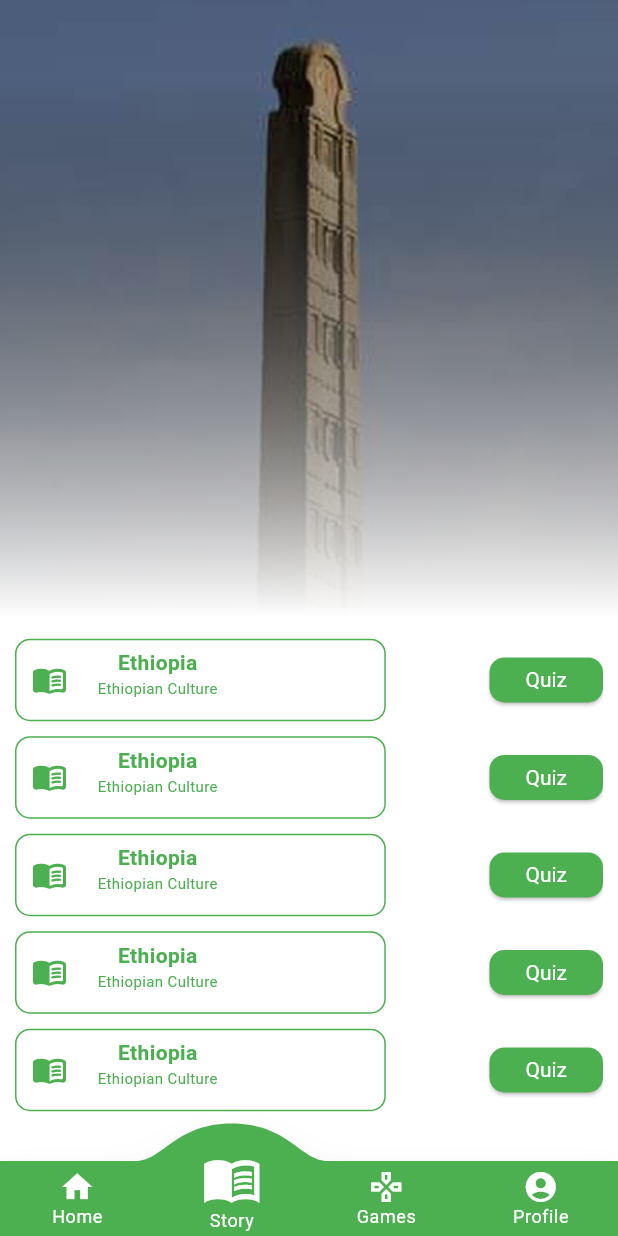
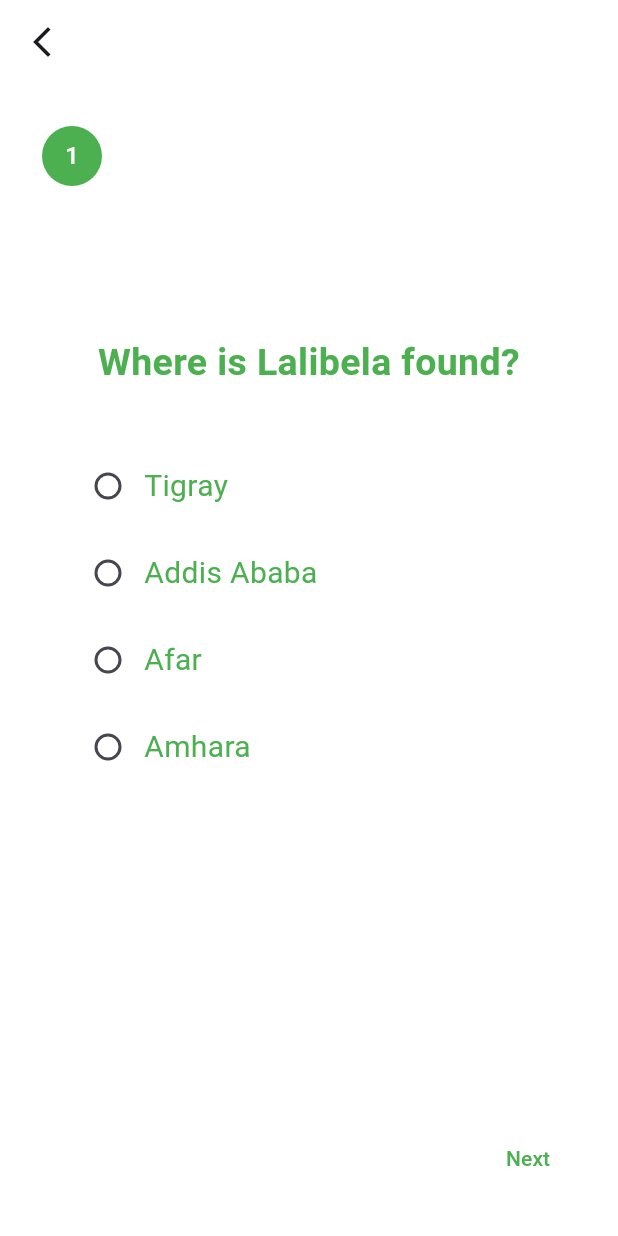
Before and after one commit to nahommb/edutainment-app, a Flutter app: the HomeScreen screen opened by its route, item 2 of the bottom bar chosen, after a tap on "Quiz", on a phone screen of 412 x 824 dp. Run offline on Flutter 3.47's test engine with Material 3 defaults, Android fonts, the phone set to English and light mode, and no system bars; drawn by our look-alikes of convex_bottom_bar; our stand-ins replace hydrated_bloc, smooth_page_indicator.

Commit message:
finish quiz screen

```diff
--- a/lib/main.dart
+++ b/lib/main.dart
@@ -3,6 +3,7 @@ import 'package:edutainment_app/presentation/screens/home_screen.dart';
 
 
 import 'package:edutainment_app/presentation/screens/login_signup.dart';
+import 'package:edutainment_app/presentation/screens/quiz_screen.dart';
 import 'package:edutainment_app/presentation/screens/story_reading_screen.dart';
 
 import 'package:flutter/material.dart';
@@ -22,6 +23,7 @@ class MyApp extends StatelessWidget {
       routes: {
        HomeScreen.routeName:(context)=>HomeScreen(),
         PuzzleScreen.routeName:(context)=>PuzzleScreen(),
+        QuizScreen.routeName:(context)=>QuizScreen(),
       },
 
     );
--- /dev/null
+++ b/lib/presentation/screens/quiz_screen.dart
@@ -0,0 +1,105 @@
+import 'package:edutainment_app/core/theme/colors_data.dart';
+import 'package:flutter/material.dart';
+
+class QuizScreen extends StatefulWidget {
+  static final routeName = 'quiz_screen';
+  const QuizScreen({super.key});
+
+  @override
+  State<QuizScreen> createState() => _QuizScreenState();
+}
+
+class _QuizScreenState extends State<QuizScreen> {
+  // Group value to keep track of selected answer
+  int selectedOption = -1;
+
+  final List<String> options = [
+    'Tigray',
+    'Addis Ababa',
+    'Afar',
+    'Amhara', // ✅ Correct one
+  ];
+
+  @override
+  Widget build(BuildContext context) {
+    return Scaffold(
+      appBar: AppBar(
+        backgroundColor: Colors.transparent,
+        leading: IconButton(
+          onPressed: () {
+            Navigator.pop(context);
+          },
+          icon: Icon(Icons.arrow_back_ios_new),
+        ),
+      ),
+      body: Container(
+        width: double.infinity,
+        child: Padding(
+          padding: const EdgeInsets.all(28.0),
+          child: Column(
+            crossAxisAlignment: CrossAxisAlignment.start,
+            children: [
+              CircleAvatar(
+                child: Text('1'),
+                backgroundColor: AppColors.primary,
+                foregroundColor: AppColors.lightBackground,
+              ),
+              SizedBox(height: 100),
+              Container(
+                width: double.infinity,
+                child: Column(
+                  crossAxisAlignment: CrossAxisAlignment.center,
+                  children: [
+                    Text(
+                      'Where is Lalibela found?',
+                      style: TextStyle(
+                        fontSize: 25,
+                        color: AppColors.primary,
+                        fontWeight: FontWeight.bold,
+                      ),
+                      textAlign: TextAlign.center,
+                    ),
+                    SizedBox(height: 30),
+                    ...List.generate(options.length, (index) {
+                      return Padding(
+                        padding: const EdgeInsets.only(left: 20.0, top: 10),
+                        child: Row(
+                          children: [
+                            Radio<int>(
+                              value: index,
+                              groupValue: selectedOption,
+                              onChanged: (val) {
+                                setState(() {
+                                  selectedOption = val!;
+                                });
+                              },
+                              activeColor: AppColors.primary,
+                            ),
+                            Text(
+                              options[index],
+                              style: TextStyle(
+                                fontSize: 20,
+                                color: AppColors.primary,
+                              ),
+                            ),
+                          ],
+                        ),
+                      );
+                    }),
+                  ],
+                ),
+              ),
+              Spacer(),
+              Row(
+                mainAxisAlignment: MainAxisAlignment.end,
+                children: [
+                  TextButton(onPressed: (){}, child: Text('Next',style: TextStyle(color: AppColors.primary),))
+                ],
+              )
+            ],
+          ),
+        ),
+      ),
+    );
+  }
+}
--- a/lib/presentation/screens/story_screen.dart
+++ b/lib/presentation/screens/story_screen.dart
@@ -1,3 +1,4 @@
+import 'package:edutainment_app/presentation/screens/quiz_screen.dart';
 import 'package:edutainment_app/presentation/screens/story_reading_screen.dart';
 import 'package:flutter/material.dart';
 
@@ -84,7 +85,9 @@ class StoryScreen extends StatelessWidget {
                           SizedBox(
                             height: 30,
 
-                            child: ElevatedButton(onPressed: (){}, child: Text(
+                            child: ElevatedButton(onPressed: (){
+                              Navigator.pushNamed(context, QuizScreen.routeName);
+                            }, child: Text(
                               'Quiz',style: TextStyle(color: AppColors.lightBackground,fontWeight: FontWeight.normal),
                             )),
                           )
```
